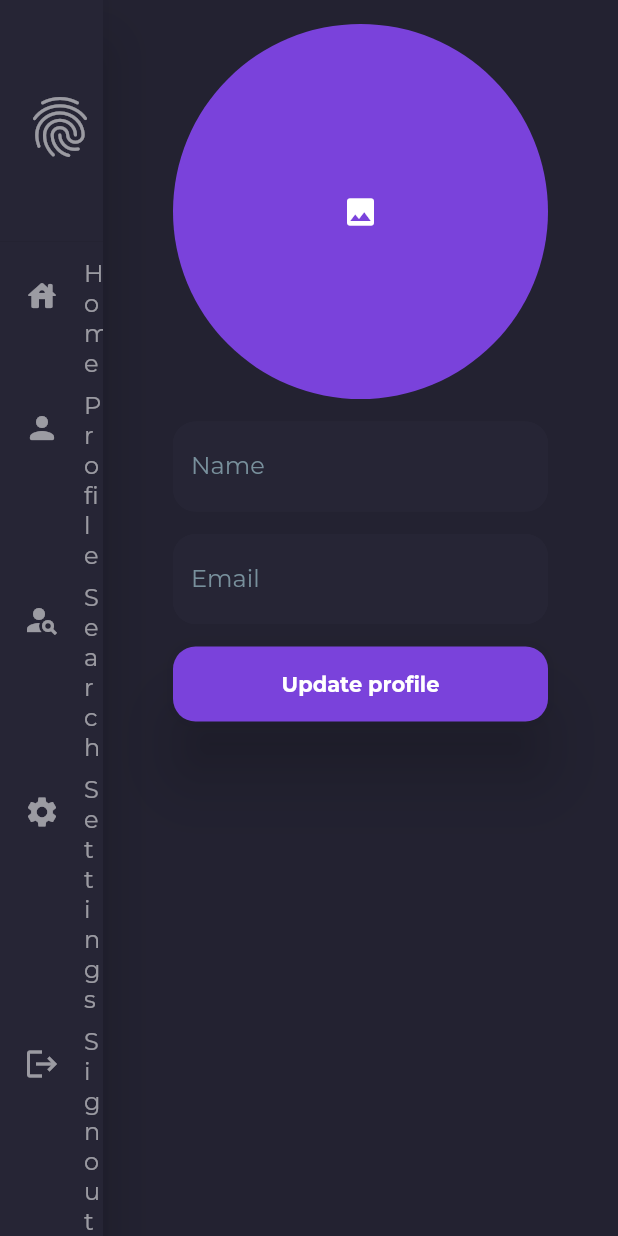
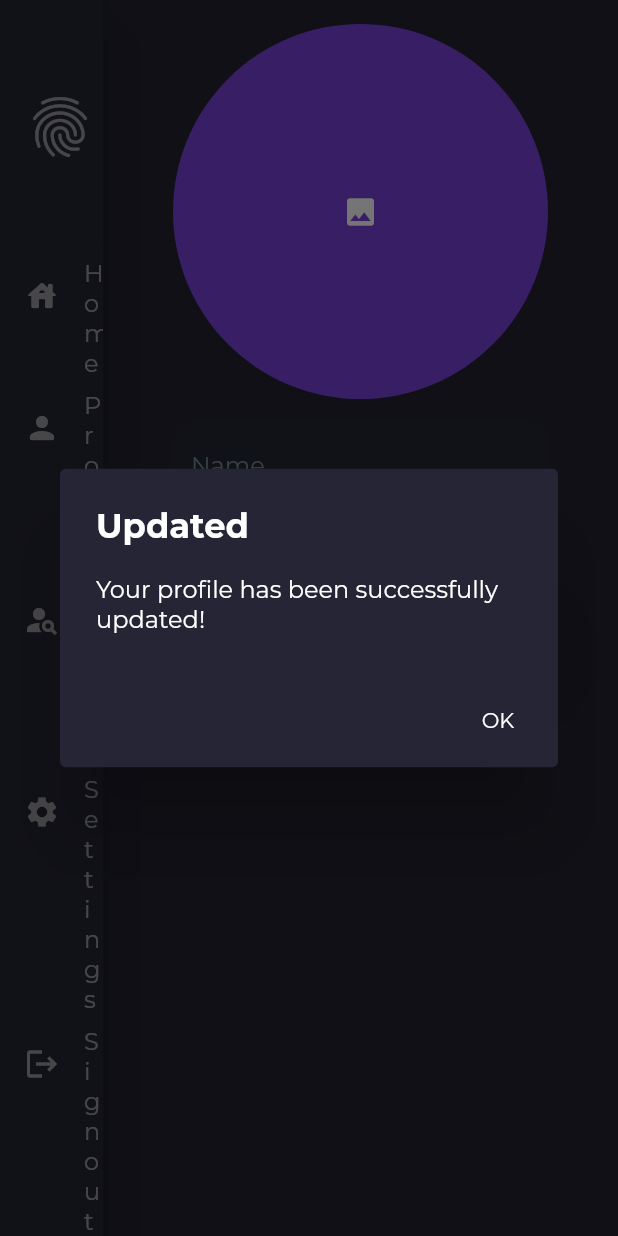
Before and after one commit to Yujian21/social_media_app, a Flutter app: the EditProfilePage screen opened by its route, after a tap on "Update profile", on a phone screen of 412 x 824 dp. Run offline on Flutter 3.47's test engine with Material 2 defaults, Android fonts, the phone set to English and light mode, and no system bars; our stand-ins replace cloud_firestore, file_picker, firebase_auth, firebase_core, firebase_storage, go_router and 1 more; accounts and stored records are empty.

Commit message:
Fix: Updated edit profile page and function to exclude email field and to check if name already exists or not {edit_profile.dart, user_info.dart, utils.dart}
Notes:
(i) Created post method {post.dart, home.dart}
(ii) Removed unneccesary debugPrint statement {search.dart}
(iii) Deleted page {visit.dart}

```diff
--- a/lib/screens/edit_profile.dart
+++ b/lib/screens/edit_profile.dart
@@ -1,6 +1,7 @@
 import 'dart:typed_data';
 import 'package:file_picker/file_picker.dart';
 import 'package:flutter/material.dart';
+import 'package:go_router/go_router.dart';
 import '../services/user_info.dart' as user_info;
 import '../components/side_menu.dart';
 import '../theme/style.dart';
@@ -14,8 +15,8 @@ class EditProfilePage extends StatefulWidget {
 
 class _EditProfilePageState extends State<EditProfilePage> {
   PlatformFile? uploadFile;
+  TextEditingController nameController = TextEditingController();
   String name = '';
-  String email = '';
 
   @override
   Widget build(BuildContext context) {
@@ -24,6 +25,27 @@ class _EditProfilePageState extends State<EditProfilePage> {
     // The following functions are used to generate the widget components for the edit profile page
     //
     // ----------------------------------------------------------------------------------------------------------------------------------------------------
+
+    // Alert dialog
+    Future<dynamic> _generateAlertDialog(
+        BuildContext context, String title, String content) {
+      return showDialog(
+          context: context,
+          builder: (BuildContext context) => AlertDialog(
+                backgroundColor: appThemeSecondary,
+                title: Text(
+                  title,
+                  style: const TextStyle(color: Colors.white),
+                ),
+                content: Text(content),
+                actions: <Widget>[
+                  TextButton(
+                    onPressed: () => Navigator.pop(context),
+                    child: const Text('OK'),
+                  ),
+                ],
+              ));
+    }
 
     // Sized boxes (White spaces)
     Widget _generateSizedBox() {
@@ -96,23 +118,31 @@ class _EditProfilePageState extends State<EditProfilePage> {
                           children: [
                             _generateSizedBox(),
                             TextFormField(
+                                controller: nameController,
                                 decoration:
                                     const InputDecoration(hintText: 'Name'),
                                 onChanged: ((value) {
                                   name = value;
                                 })),
                             _generateSizedBox(),
-                            TextFormField(
-                                decoration:
-                                    const InputDecoration(hintText: 'Email'),
-                                onChanged: ((value) {
-                                  email = value;
-                                })),
                             _generateSizedBox(),
                             ElevatedButton(
-                                onPressed: () {
-                                  user_info.UserInfo()
-                                      .updateProfile(uploadFile, name, email);
+                                onPressed: () async {
+                                  final updateSuccess =
+                                      await user_info.UserInfo()
+                                          .updateProfile(uploadFile, name);
+
+                                  if (updateSuccess == false) {
+                                    _generateAlertDialog(context, 'Not updated',
+                                        'The name that was provided has already been taken!');
+                                  } else {
+                                    _generateAlertDialog(context, 'Updated',
+                                        'Your profile has been successfully updated!');
+                                    setState(() {
+                                      uploadFile = null;
+                                      nameController.clear();
+                                    });
+                                  }
                                 },
                                 child: const Text('Update profile'))
                           ],
--- a/lib/screens/search_profile.dart
+++ b/lib/screens/search_profile.dart
@@ -17,7 +17,6 @@ class SearchProfilePage extends StatefulWidget {
 
 class _SearchProfilePageState extends State<SearchProfilePage> {
   user_info.UserInfo userInfo = user_info.UserInfo();
-  PlatformFile? uploadFile;
   String? searchedUID;
   String? searchedName;
 
--- a/lib/services/user_info.dart
+++ b/lib/services/user_info.dart
@@ -37,22 +37,26 @@ class UserInfo {
   }
 
   // Update profile callback
-  Future<void> updateProfile(
-      PlatformFile? uploadFile, String name, String email) async {
+  Future<bool?> updateProfile(PlatformFile? uploadFile, String name) async {
     String profileImageUrl = '';
+    bool nameExists = false;
 
     if (uploadFile != null) {
       profileImageUrl = await utilities.uploadFile(uploadFile,
           'uploads/${FirebaseAuth.instance.currentUser!.uid}/profile/profile_picture');
     }
 
+    if (name != '') {
+      nameExists = await utilities.doesNameAlreadyExist(name);
+      if (nameExists) {
+        return false;
+      }
+    }
+
     Map<String, dynamic> payloadData = HashMap();
 
     if (name != '') {
       payloadData['name'] = name;
-    }
-    if (email != '') {
-      payloadData['email'] = email;
     }
     if (profileImageUrl != '') {
       payloadData['profileImageUrl'] = profileImageUrl;
@@ -62,6 +66,8 @@ class UserInfo {
         .collection('users')
         .doc(FirebaseAuth.instance.currentUser!.uid)
         .update(payloadData);
+
+    return true;
   }
 
   // Search other users by name callback
@@ -150,7 +156,9 @@ class UserInfo {
     });
   }
 
-  // Get searched user's profile information callback
+  // TEST
+
+  // Get searched user's profile information (test) callback
   Stream<UserModel?> getSearchedUserInfo(name) async* {
     yield* FirebaseFirestore.instance
         .collection("users")
```
Also changed, not shown: lib/main.dart (+0 -7 lines), lib/screens/home.dart (+12 -1 lines), lib/screens/search.dart (+1 -20 lines), lib/screens/visit.dart (deleted, +0 -126 lines), lib/services/post.dart (added, +12 -0 lines), lib/services/utils.dart (+11 -5 lines).
